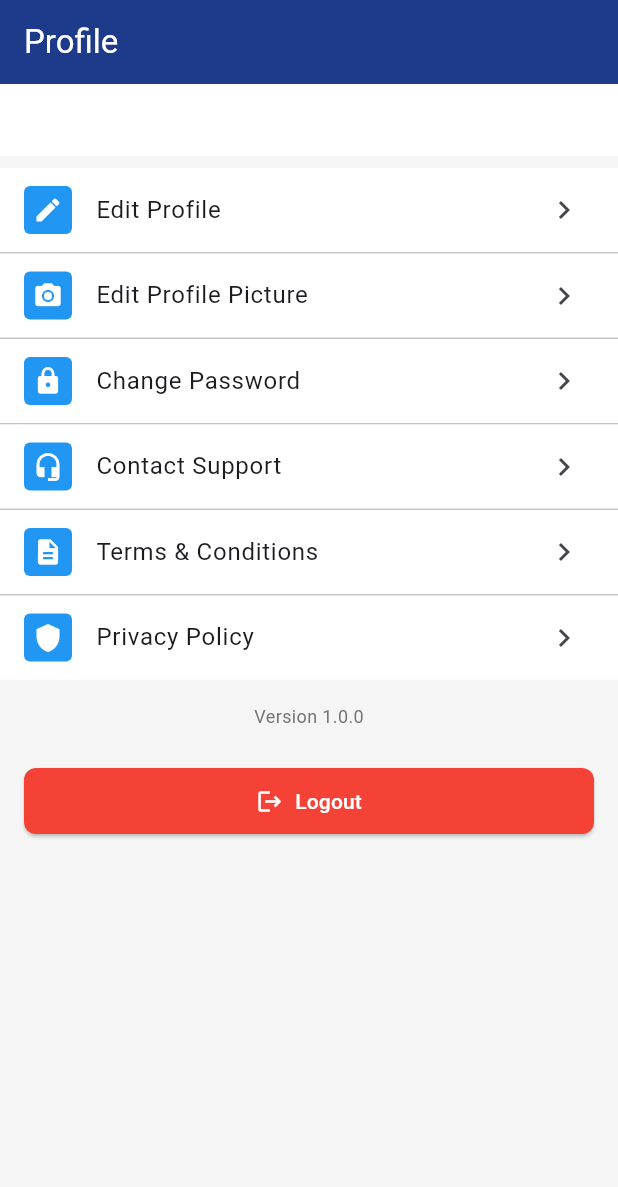
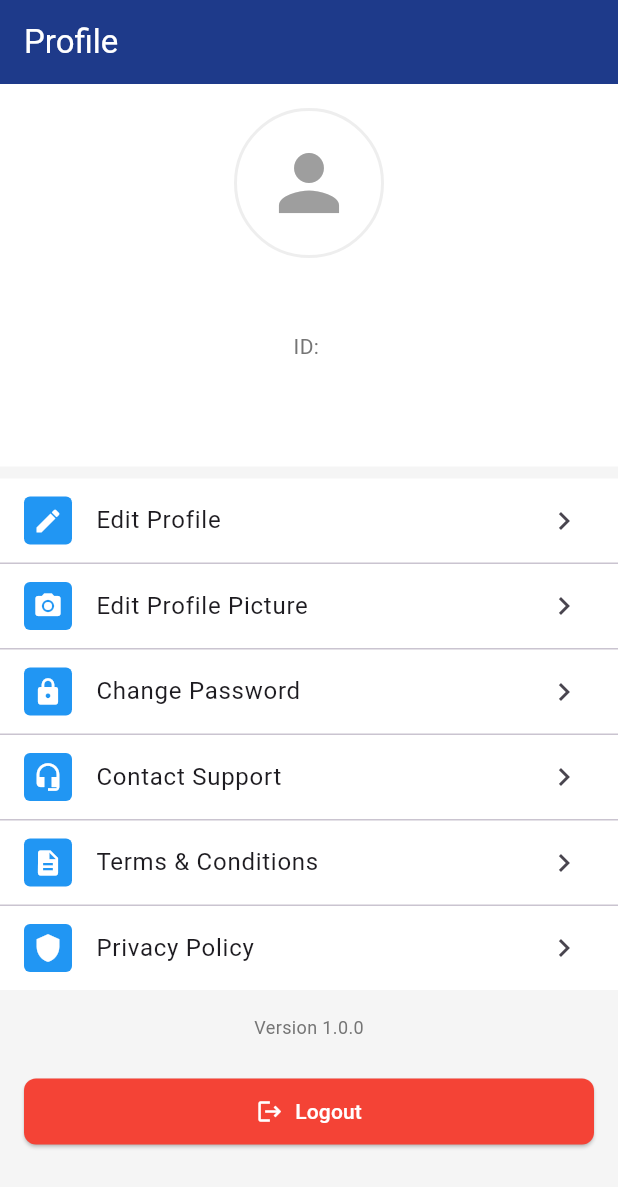
Before and after one commit to akashvadh12/Just-In-App, a Flutter app: the ProfileScreen screen opened directly, on a phone screen of 412 x 824 dp. Shown: the top 1187 px of the screen. Run offline on Flutter 3.47's test engine with Material 3 defaults, Android fonts, the phone set to English and light mode, and no system bars; our stand-ins replace flutter_map, flutter_markdown, geolocator, get, image_picker, latlong2 and 2 more; missing offline and left inert: qr_code_scanner_plus; accounts and stored records are empty.

Commit message:
feat: Implement profile retrieval and update logic; refactor profile controller to use new API service

```diff
--- a/lib/modules/profile/Profile_screen.dart
+++ b/lib/modules/profile/Profile_screen.dart
@@ -176,63 +176,63 @@ void _showLogoutConfirmationDialog() {
                   Stack(
                     alignment: Alignment.bottomRight,
                     children: [
-                      // Obx(() {
-                      //   final imagePath = controller.userModel.value!.photoPath;
+                      Obx(() {
+                        final imagePath = controller.userModel.value!.photoPath;
 
-                      //   Widget imageWidget;
+                        Widget imageWidget;
 
-                      //   if (imagePath.isEmpty) {
-                      //     // No image selected, show placeholder icon
-                      //     imageWidget = const Icon(
-                      //       Icons.person,
-                      //       size: 60,
-                      //       color: Colors.grey,
-                      //     );
-                      //   } else if (imagePath.startsWith('http') ||
-                      //       imagePath.startsWith('https')) {
-                      //     // It's a URL, use Image.network
-                      //     imageWidget = Image.network(
-                      //       imagePath,
-                      //       fit: BoxFit.cover,
-                      //       errorBuilder: (context, error, stackTrace) {
-                      //         return const Icon(
-                      //           Icons.person,
-                      //           size: 60,
-                      //           color: Colors.grey,
-                      //         );
-                      //       },
-                      //     );
-                      //   } else {
-                      //     // Assume it's a local file path, use Image.file
-                      //     imageWidget = Image.file(
-                      //       File(imagePath),
-                      //       fit: BoxFit.cover,
-                      //       errorBuilder: (context, error, stackTrace) {
-                      //         return const Icon(
-                      //           Icons.person,
-                      //           size: 60,
-                      //           color: Colors.grey,
-                      //         );
-                      //       },
-                      //     );
-                      //   }
+                        if (imagePath.isEmpty) {
+                          // No image selected, show placeholder icon
+                          imageWidget = const Icon(
+                            Icons.person,
+                            size: 60,
+                            color: Colors.grey,
+                          );
+                        } else if (imagePath.startsWith('http') ||
+                            imagePath.startsWith('https')) {
+                          // It's a URL, use Image.network
+                          imageWidget = Image.network(
+                            imagePath,
+                            fit: BoxFit.cover,
+                            errorBuilder: (context, error, stackTrace) {
+                              return const Icon(
+                                Icons.person,
+                                size: 60,
+                                color: Colors.grey,
+                              );
+                            },
+                          );
+                        } else {
+                          // Assume it's a local file path, use Image.file
+                          imageWidget = Image.file(
+                            File(imagePath),
+                            fit: BoxFit.cover,
+                            errorBuilder: (context, error, stackTrace) {
+                              return const Icon(
+                                Icons.person,
+                                size: 60,
+                                color: Colors.grey,
+                              );
+                            },
+                          );
+                        }
 
-                      //   return Container(
-                      //     width: 100,
-                      //     height: 100,
-                      //     decoration: BoxDecoration(
-                      //       shape: BoxShape.circle,
-                      //       border: Border.all(
-                      //         color: AppColors.lightGrey,
-                      //         width: 2,
-                      //       ),
-                      //     ),
-                      //     child: ClipRRect(
-                      //       borderRadius: BorderRadius.circular(50),
-                      //       child: imageWidget,
-                      //     ),
-                      //   );
-                      // }),
+                        return Container(
+                          width: 100,
+                          height: 100,
+                          decoration: BoxDecoration(
+                            shape: BoxShape.circle,
+                            border: Border.all(
+                              color: AppColors.lightGrey,
+                              width: 2,
+                            ),
+                          ),
+                          child: ClipRRect(
+                            borderRadius: BorderRadius.circular(50),
+                            child: imageWidget,
+                          ),
+                        );
+                      }),
 
                       // GestureDetector(
                       //   onTap: () async {
@@ -256,38 +256,38 @@ void _showLogoutConfirmationDialog() {
                   ),
                   const SizedBox(height: 16),
                   // User Name
-                  // Obx(
-                  //   () => Text(
-                  //     controller.userName.value,
-                  //     style: const TextStyle(
-                  //       fontSize: 20,
-                  //       fontWeight: FontWeight.bold,
-                  //     ),
-                  //   ),
-                  // ),
-                  // const SizedBox(height: 4),
-                  // // User ID
-                  // Obx(
-                  //   () => Text(
-                  //     'ID: ${controller.userId.value}',
-                  //     style: TextStyle(color: Colors.grey[600], fontSize: 14),
-                  //   ),
-                  // ),
-                  // const SizedBox(height: 8),
-                  // // User Contact Info
-                  // Obx(
-                  //   () => Text(
-                  //     controller.userPhone.value,
-                  //     style: TextStyle(color: Colors.grey[600], fontSize: 14),
-                  //   ),
-                  // ),
-                  // const SizedBox(height: 4),
-                  // Obx(
-                  //   () => Text(
-                  //     controller.userEmail.value,
-                  //     style: TextStyle(color: Colors.grey[600], fontSize: 14),
-                  //   ),
-                  // ),
+                  Obx(
+                    () => Text(
+                      controller.userModel.value!.name ?? 'User Name',
+                      style: const TextStyle(
+                        fontSize: 20,
+                        fontWeight: FontWeight.bold,
+                      ),
+                    ),
+                  ),
+                  const SizedBox(height: 4),
+                  // User ID
+                  Obx(
+                    () => Text(
+                      'ID: ${controller.userModel.value!.userId}',
+                      style: TextStyle(color: Colors.grey[600], fontSize: 14),
+                    ),
+                  ),
+                  const SizedBox(height: 8),
+                  // User Contact Info
+                  Obx(
+                    () => Text(
+                      controller.userModel.value!.phone?? 'Phone Number',
+                      style: TextStyle(color: Colors.grey[600], fontSize: 14),
+                    ),
+                  ),
+                  const SizedBox(height: 4),
+                  Obx(
+                    () => Text(
+                      controller.userModel.value!.email?? 'Email Address',
+                      style: TextStyle(color: Colors.grey[600], fontSize: 14),
+                    ),
+                  ),
                 ],
               ),
             ),
@@ -319,9 +319,9 @@ void _showLogoutConfirmationDialog() {
                       setState(() {
                         _showEditProfileSection = !_showEditProfileSection;
                         _showPasswordSection = false;
-                        // _nameController.text = controller.userName.value;
-                        // _emailController.text = controller.userEmail.value;
-                        // _phoneController.text = controller.userPhone.value;
+                        _nameController.text = controller.userModel.value!.name ?? '';
+                        _emailController.text = controller.userModel.value!.email ?? '';
+                        _phoneController.text = controller.userModel.value!.phone ?? '';
                       });
                     },
                   ),
```
Also changed, not shown: lib/data/services/api_get_service.dart (+43 -0 lines), lib/data/services/api_post_service.dart (+1 -12 lines), lib/modules/home/controllers/home_controller.dart (+7 -7 lines), lib/modules/profile/controller/profileController/profilecontroller.dart (+9 -7 lines), lib/data/services/auth_services.dart (deleted).
